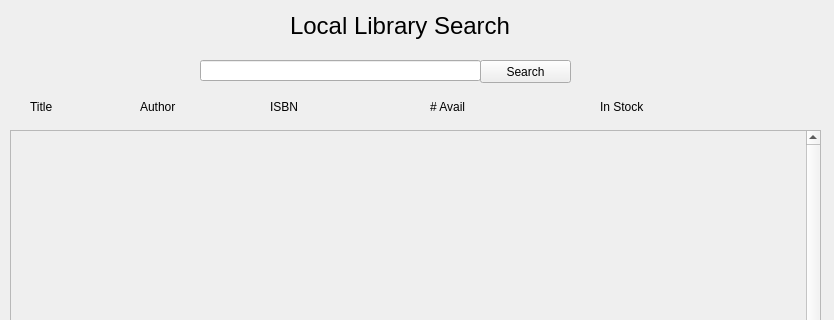
First picture: the form in LibrarySystem/authorizedwindow.ui, repository josfire18/LibrarySystem, before the edit; both pictures show x 0 to 834 and y 0 to 320 of the 834 by 562 pixel window.
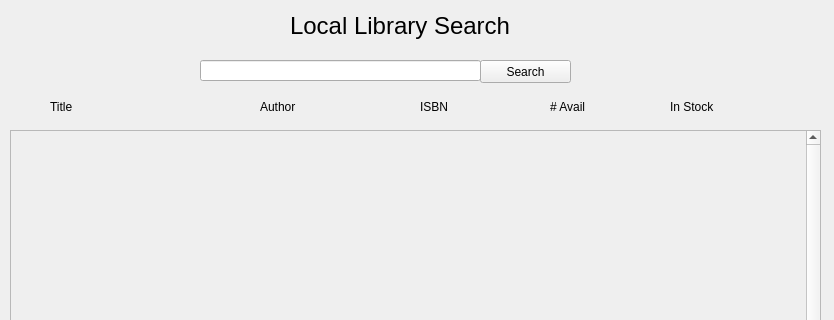
Second picture: the form after the edit.

Patch:
```diff
--- a/LibrarySystem/authorizedwindow.ui
+++ b/LibrarySystem/authorizedwindow.ui
@@ -16,7 +16,7 @@
   <widget class="QLabel" name="lblAuthor">
    <property name="geometry">
     <rect>
-     <x>140</x>
+     <x>260</x>
      <y>100</y>
      <width>47</width>
      <height>13</height>
@@ -42,7 +42,7 @@
   <widget class="QLabel" name="lblTitle">
    <property name="geometry">
     <rect>
-     <x>30</x>
+     <x>50</x>
      <y>100</y>
      <width>47</width>
      <height>13</height>
@@ -55,7 +55,7 @@
   <widget class="QLabel" name="lblTotAvail">
    <property name="geometry">
     <rect>
-     <x>430</x>
+     <x>550</x>
      <y>100</y>
      <width>47</width>
      <height>13</height>
@@ -96,9 +96,9 @@
   <widget class="QLabel" name="lblInStock">
    <property name="geometry">
     <rect>
-     <x>600</x>
+     <x>670</x>
      <y>100</y>
-     <width>47</width>
+     <width>60</width>
      <height>13</height>
     </rect>
    </property>
@@ -109,7 +109,7 @@
   <widget class="QLabel" name="lblISBN">
    <property name="geometry">
     <rect>
-     <x>270</x>
+     <x>420</x>
      <y>100</y>
      <width>47</width>
      <height>13</height>
```
Left out of the diff: 2 changed lines with no effect on the pictures.
